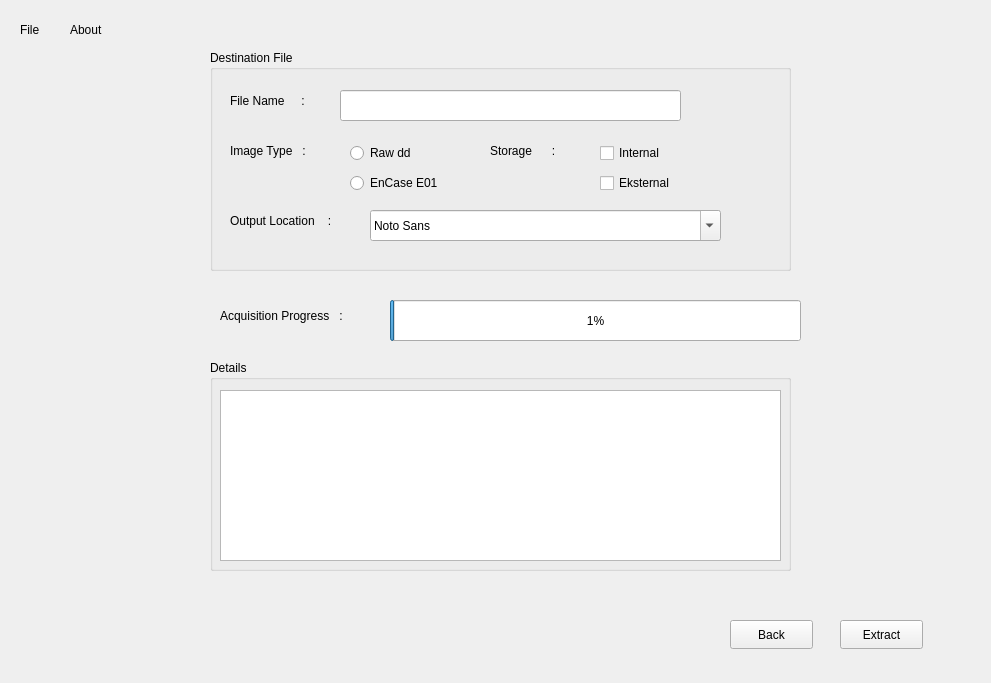
This is Test_Interface2/form.ui in Rasyid-Renaldi/Interface-Forensik as Qt 5 draws it before an edit. The edited form follows.
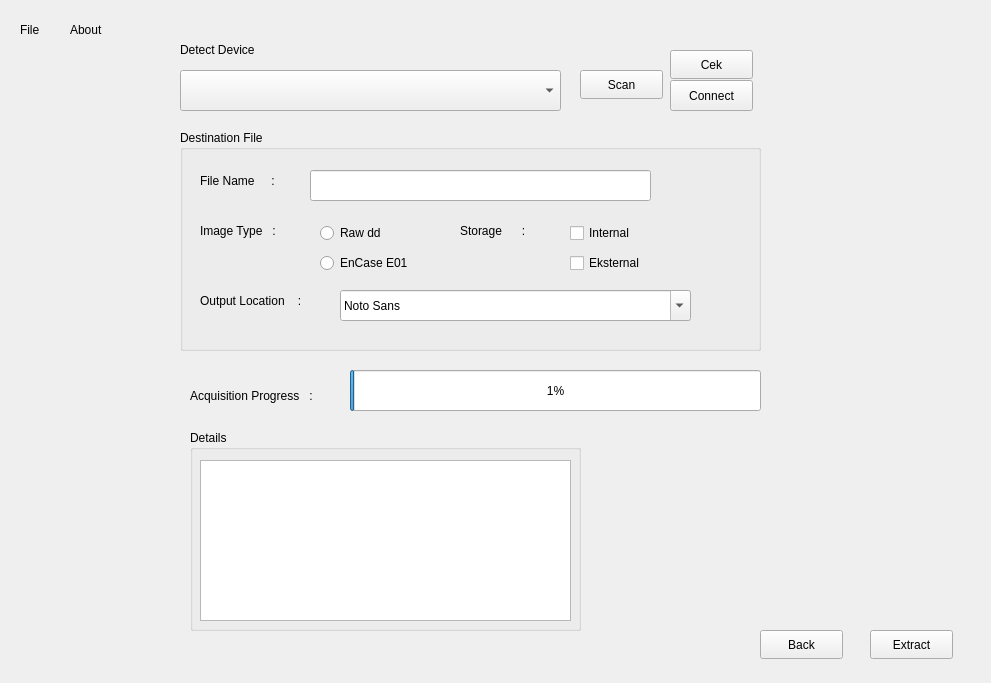
This is the edited form.

The edit to the form file:
```diff
--- a/Test_Interface2/form.ui
+++ b/Test_Interface2/form.ui
@@ -42,8 +42,8 @@
   <widget class="QGroupBox" name="groupBox">
    <property name="geometry">
     <rect>
-     <x>210</x>
-     <y>50</y>
+     <x>180</x>
+     <y>130</y>
      <width>581</width>
      <height>221</height>
     </rect>
@@ -213,7 +213,6 @@
     <property name="currentFont">
      <font>
       <family>Location</family>
-      <kerning>true</kerning>
      </font>
     </property>
    </widget>
@@ -221,8 +220,8 @@
   <widget class="QLabel" name="label_7">
    <property name="geometry">
     <rect>
-     <x>220</x>
-     <y>300</y>
+     <x>190</x>
+     <y>380</y>
      <width>151</width>
      <height>31</height>
     </rect>
@@ -234,8 +233,8 @@
   <widget class="QProgressBar" name="progressBar">
    <property name="geometry">
     <rect>
-     <x>390</x>
-     <y>300</y>
+     <x>350</x>
+     <y>370</y>
      <width>411</width>
      <height>41</height>
     </rect>
@@ -259,10 +258,10 @@
   <widget class="QGroupBox" name="groupBox_2">
    <property name="geometry">
     <rect>
-     <x>210</x>
-     <y>360</y>
-     <width>581</width>
-     <height>211</height>
+     <x>190</x>
+     <y>430</y>
+     <width>391</width>
+     <height>201</height>
     </rect>
    </property>
    <property name="title">
@@ -273,8 +272,8 @@
      <rect>
       <x>10</x>
       <y>30</y>
-      <width>561</width>
-      <height>171</height>
+      <width>371</width>
+      <height>161</height>
      </rect>
     </property>
    </widget>
@@ -282,8 +281,8 @@
   <widget class="QPushButton" name="pushButton">
    <property name="geometry">
     <rect>
-     <x>730</x>
-     <y>620</y>
+     <x>760</x>
+     <y>630</y>
      <width>83</width>
      <height>29</height>
     </rect>
@@ -295,8 +294,8 @@
   <widget class="QPushButton" name="pushButton_2">
    <property name="geometry">
     <rect>
-     <x>840</x>
-     <y>620</y>
+     <x>870</x>
+     <y>630</y>
      <width>83</width>
      <height>29</height>
     </rect>
@@ -305,6 +304,68 @@
     <string>Extract</string>
    </property>
   </widget>
+  <widget class="QComboBox" name="comboBox">
+   <property name="geometry">
+    <rect>
+     <x>180</x>
+     <y>70</y>
+     <width>381</width>
+     <height>41</height>
+    </rect>
+   </property>
+  </widget>
+  <widget class="QPushButton" name="pushButton_3">
+   <property name="geometry">
+    <rect>
+     <x>580</x>
+     <y>70</y>
+     <width>83</width>
+     <height>29</height>
+    </rect>
+   </property>
+   <property name="text">
+    <string>Scan</string>
+   </property>
+  </widget>
+  <widget class="QPushButton" name="pushButton_4">
+   <property name="geometry">
+    <rect>
+     <x>670</x>
+     <y>50</y>
+     <width>83</width>
+     <height>29</height>
+    </rect>
+   </property>
+   <property name="text">
+    <string>Cek</string>
+   </property>
+  </widget>
+  <widget class="QPushButton" name="pushButton_5">
+   <property name="geometry">
+    <rect>
+     <x>670</x>
+     <y>80</y>
+     <width>83</width>
+     <height>31</height>
+    </rect>
+   </property>
+   <property name="text">
+    <string>Connect</string>
+   </property>
+  </widget>
+  <widget class="QLabel" name="label_8">
+   <property name="geometry">
+    <rect>
+     <x>180</x>
+     <y>40</y>
+     <width>101</width>
+     <height>20</height>
+    </rect>
+   </property>
+   <property name="text">
+    <string>Detect Device</string>
+   </property>
+  </widget>
  </widget>
  <resources/>
  <connections/>
```
